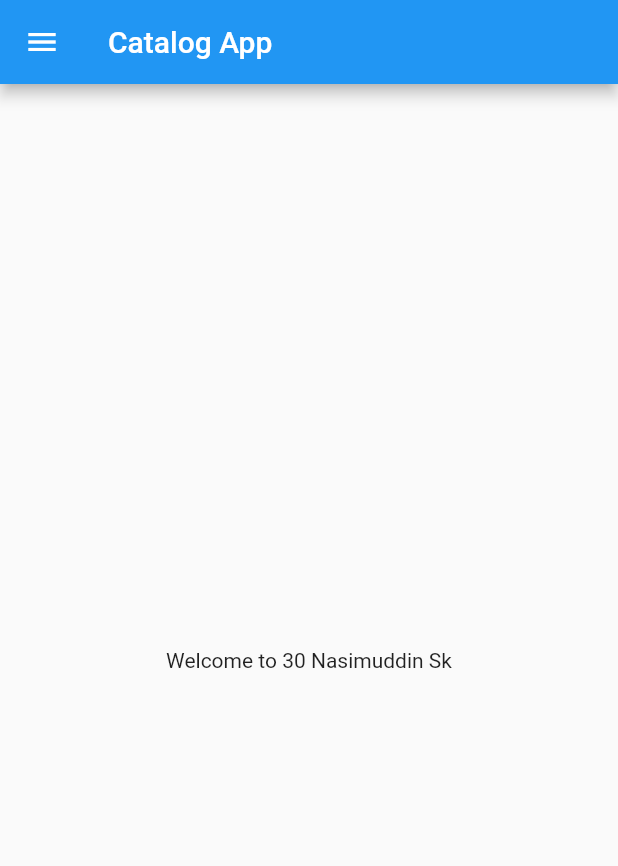
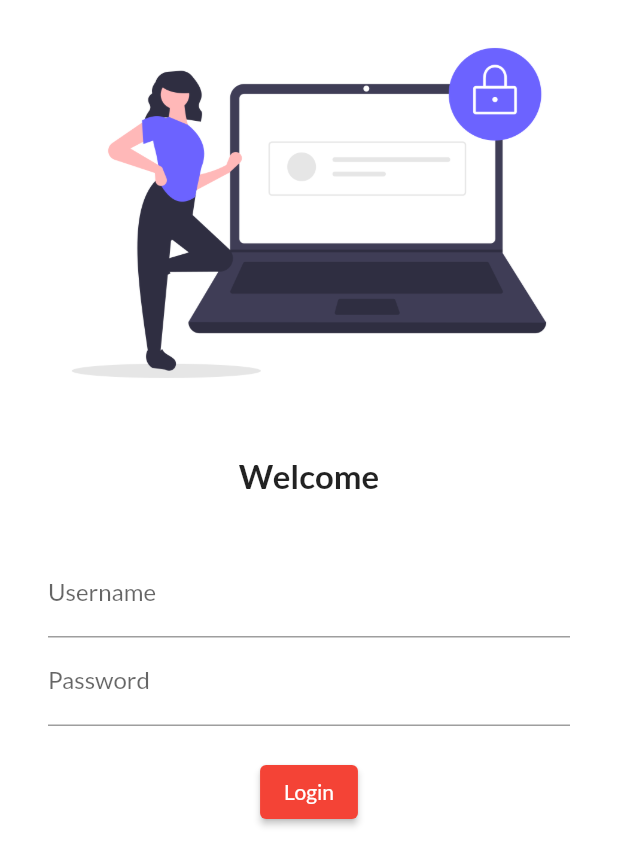
Before and after one commit to NasimuddinSk/FlutterProject, a Flutter app: the screen it shows after launch, on a phone screen of 412 x 824 dp. Shown: the top 866 px of the screen. Run offline on Flutter 3.47's test engine with Material 2 defaults, Android fonts, the phone set to English and light mode, and no system bars; our stand-ins replace google_fonts.

Commit message:
day4 completed

```diff
--- a/lib/main.dart
+++ b/lib/main.dart
@@ -1,5 +1,7 @@
-import 'package:fast_flutter/home_page.dart';
+import 'package:fast_flutter/pages/home_page.dart';
+import 'package:fast_flutter/pages/login_page.dart';
 import 'package:flutter/material.dart';
+import 'package:google_fonts/google_fonts.dart';
 
 void main() {
   runApp(MyApp());
@@ -9,7 +11,20 @@ class MyApp extends StatelessWidget {
   @override
   Widget build(BuildContext context) {
     return MaterialApp(
-      home: HomePage(),
+      themeMode: ThemeMode.light,
+      theme: ThemeData(
+        primarySwatch: Colors.red,
+        fontFamily: GoogleFonts.lato().fontFamily,
+      ),
+      darkTheme: ThemeData(
+        brightness: Brightness.dark,
+      ),
+      // initialRoute: "/home",
+      routes: {
+        "/": (context) => LoginPage(),
+        "/home": (context) => HomePage(),
+        "/login": (context) => LoginPage(),
+      },
     );
   }
 }
--- a/lib/home_page.dart
+++ b/lib/pages/home_page.dart
@@ -14,7 +14,13 @@ class HomePage extends StatelessWidget {
       ),
       body: Center(
         child: Container(
-          child: Text("Welcome to $days $name"),
+          child: Text(
+            "Welcome to $days by $name",
+            style: TextStyle(
+              fontSize: 25,
+              color: Colors.red,
+            ),
+          ),
         ),
       ),
       drawer: Drawer(),
--- /dev/null
+++ b/lib/pages/login_page.dart
@@ -0,0 +1,64 @@
+import 'dart:ui';
+
+import 'package:flutter/material.dart';
+
+class LoginPage extends StatelessWidget {
+  @override
+  Widget build(BuildContext context) {
+    return Material(
+        color: Colors.white,
+        child: Column(
+          children: [
+            Image.asset(
+              "assets/images/login_image.png",
+            ),
+            SizedBox(
+              height: 20.0,
+            ),
+            Text("Welcome",
+                style: TextStyle(
+                  fontSize: 22,
+                  fontWeight: FontWeight.bold,
+                )),
+            SizedBox(
+              height: 20.0,
+            ),
+            Padding(
+              padding: const EdgeInsets.symmetric(
+                vertical: 16.0,
+                horizontal: 32.0,
+              ),
+              child: Column(
+                children: [
+                  TextFormField(
+                    decoration: InputDecoration(
+                      hintText: "Enter username",
+                      labelText: "Username",
+                    ),
+                  ),
+                  TextFormField(
+                    obscureText: true,
+                    decoration: InputDecoration(
+                      hintText: "Enter pasword",
+                      labelText: "Password",
+                    ),
+                  ),
+                  SizedBox(
+                    height: 20.0,
+                  ),
+                  ElevatedButton(
+                    child: Text(
+                      "Login",
+                    ),
+                    style: TextButton.styleFrom(),
+                    onPressed: () {
+                      print("Hello sir");
+                    },
+                  )
+                ],
+              ),
+            )
+          ],
+        ));
+  }
+}
```
Also changed, not shown: pubspec.yaml (+4 -3 lines), assets/images/login_image.png (added), pubspec.lock, 1 other file.
